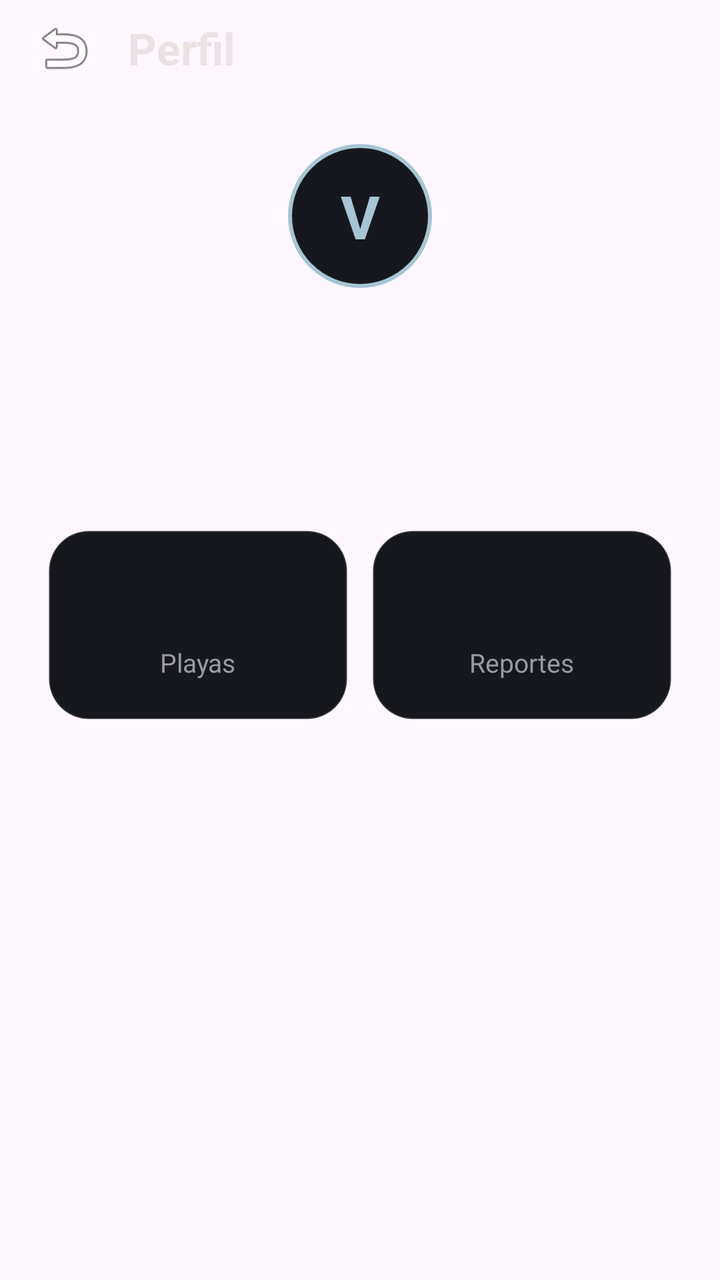
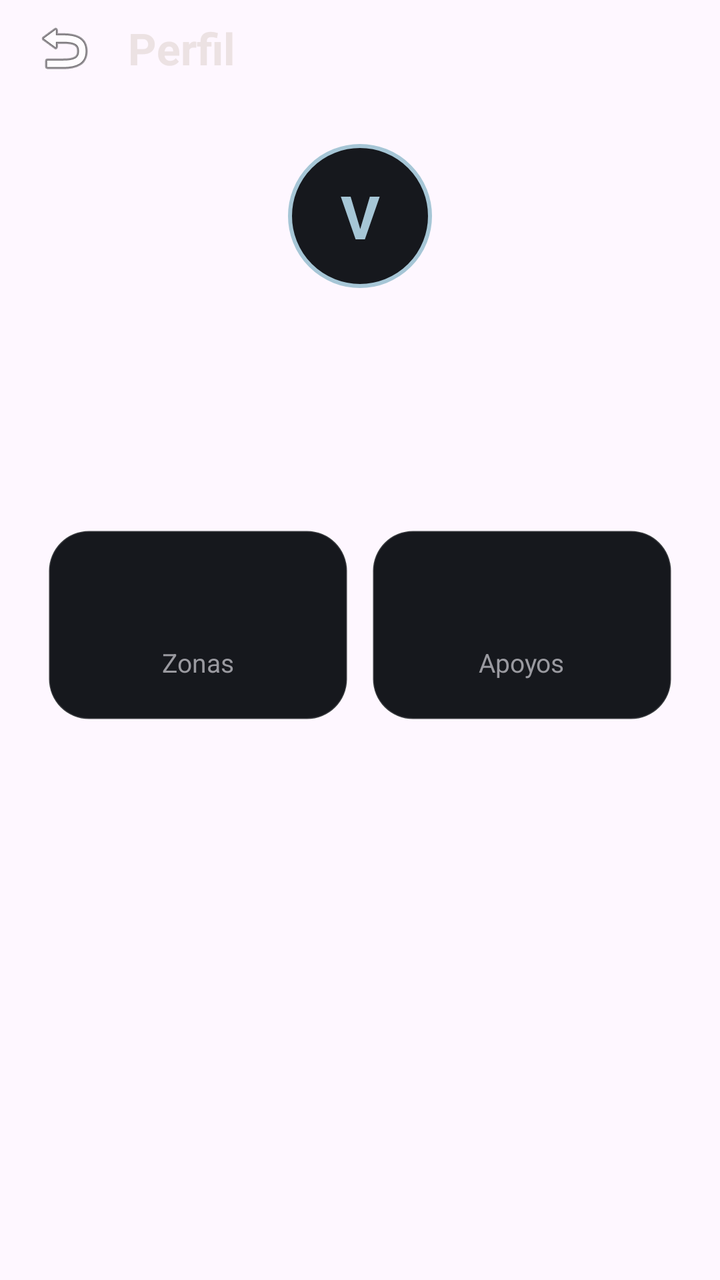

Screens rendered from an Android XML layout before and after an edit, with the pre-edit source and the edit as a unified diff.
<!-- AndroidManifest.xml: application theme Theme.Android1 -->
<!-- res/layout/activity_perfil.xml -->
<?xml version="1.0" encoding="utf-8"?>
<LinearLayout xmlns:android="http://schemas.android.com/apk/res/android"
    android:layout_width="match_parent"
    android:layout_height="match_parent"
    android:orientation="vertical">

    <LinearLayout
        android:layout_width="match_parent"
        android:layout_height="wrap_content"
        android:gravity="center_vertical"
        android:orientation="horizontal"
        android:paddingStart="8dp"
        android:paddingEnd="16dp">

        <ImageButton
            android:id="@+id/botonVolver"
            android:layout_width="48dp"
            android:layout_height="48dp"
            android:background="?attr/selectableItemBackgroundBorderless"
            android:contentDescription="@string/volver"
            android:src="@android:drawable/ic_menu_revert" />

        <TextView
            android:layout_width="wrap_content"
            android:layout_height="wrap_content"
            android:layout_marginStart="8dp"
            android:text="@string/titulo_perfil"
            android:textColor="@color/textoPrimario"
            android:textSize="22sp"
            android:textStyle="bold" />

    </LinearLayout>

    <ScrollView
        android:layout_width="match_parent"
        android:layout_height="0dp"
        android:layout_weight="1">

        <LinearLayout
            android:layout_width="match_parent"
            android:layout_height="wrap_content"
            android:orientation="vertical"
            android:padding="24dp">

            <TextView
                android:layout_width="72dp"
                android:layout_height="72dp"
                android:layout_gravity="center_horizontal"
                android:background="@drawable/avatar_circulo"
                android:gravity="center"
                android:text="@string/perfil_inicial"
                android:textColor="@color/acentoCielo"
                android:textSize="30sp"
                android:textStyle="bold" />

            <TextView
                android:id="@+id/perfilNombre"
                android:layout_width="match_parent"
                android:layout_height="wrap_content"
                android:layout_marginTop="16dp"
                android:gravity="center"
                android:textColor="@color/textoPrimario"
                android:textSize="20sp"
                android:textStyle="bold" />

            <TextView
                android:id="@+id/perfilEmail"
                android:layout_width="match_parent"
                android:layout_height="wrap_content"
                android:layout_marginTop="4dp"
                android:gravity="center"
                android:textColor="@color/textoSecundario"
                android:textSize="14sp" />

            <TextView
                android:id="@+id/perfilRegion"
                android:layout_width="match_parent"
                android:layout_height="wrap_content"
                android:layout_marginTop="4dp"
                android:gravity="center"
                android:textColor="@color/textoSecundario"
                android:textSize="14sp" />

            <LinearLayout
                android:layout_width="match_parent"
                android:layout_height="wrap_content"
                android:layout_marginTop="32dp"
                android:orientation="horizontal">

                <LinearLayout
                    android:layout_width="0dp"
                    android:layout_height="wrap_content"
                    android:layout_weight="1"
                    android:background="@drawable/tarjeta_dato"
                    android:gravity="center"
                    android:orientation="vertical"
                    android:padding="20dp">

                    <TextView
                        android:id="@+id/perfilPlayas"
                        android:layout_width="wrap_content"
                        android:layout_height="wrap_content"
                        android:textColor="@color/textoPrimario"
                        android:textSize="28sp"
                        android:textStyle="bold" />

                    <TextView
                        android:layout_width="wrap_content"
                        android:layout_height="wrap_content"
                        android:text="@string/perfil_playas"
                        android:textColor="@color/textoSecundario"
                        android:textSize="13sp" />

                </LinearLayout>

                <LinearLayout
                    android:layout_width="0dp"
                    android:layout_height="wrap_content"
                    android:layout_marginStart="12dp"
                    android:layout_weight="1"
                    android:background="@drawable/tarjeta_dato"
                    android:gravity="center"
                    android:orientation="vertical"
                    android:padding="20dp">

                    <TextView
                        android:id="@+id/perfilReportes"
                        android:layout_width="wrap_content"
                        android:layout_height="wrap_content"
                        android:textColor="@color/textoPrimario"
                        android:textSize="28sp"
                        android:textStyle="bold" />

                    <TextView
                        android:layout_width="wrap_content"
                        android:layout_height="wrap_content"
                        android:text="@string/perfil_reportes"
                        android:textColor="@color/textoSecundario"
                        android:textSize="13sp" />

                </LinearLayout>

            </LinearLayout>

        </LinearLayout>

    </ScrollView>

</LinearLayout>
<!-- resources referenced by this layout -->
<resources>
  <color name="acentoCielo">#FFA6C6D6</color>
  <color name="textoPrimario">#FFECE2E3</color>
  <color name="textoSecundario">#FF9A9AA0</color>
  <!-- drawable avatar_circulo (drawable) -->
  <?xml version="1.0" encoding="utf-8"?>
  <shape xmlns:android="http://schemas.android.com/apk/res/android"
      android:shape="oval">
      <solid android:color="@color/fondoTarjeta" />
      <stroke
          android:width="2dp"
          android:color="@color/acentoCielo" />
  </shape>
  <!-- drawable tarjeta_dato (drawable) -->
  <?xml version="1.0" encoding="utf-8"?>
  <shape xmlns:android="http://schemas.android.com/apk/res/android"
      android:shape="rectangle">
      <solid android:color="@color/fondoTarjeta" />
      <corners android:radius="20dp" />
      <stroke
          android:width="1dp"
          android:color="@color/separador" />
  </shape>
  <string name="perfil_inicial">V</string>
  <string name="perfil_playas">Playas</string>
  <string name="perfil_reportes">Reportes</string>
  <string name="titulo_perfil">Perfil</string>
  <string name="volver">Volver</string>
  <style name="Theme.Android1" parent="Base.Theme.Android1" />
  <color name="fondoTarjeta">#FF16181D</color>
  <color name="separador">#26FFFFFF</color>
  <style name="Base.Theme.Android1" parent="Theme.Material3.DayNight.NoActionBar">
          
          
      </style>
</resources>

<!-- the commit's change to res/layout/activity_perfil.xml (unified diff, before → after) -->
@@ -97,7 +97,7 @@
                     android:padding="20dp">
 
                     <TextView
-                        android:id="@+id/perfilPlayas"
+                        android:id="@+id/perfilZonas"
                         android:layout_width="wrap_content"
                         android:layout_height="wrap_content"
                         android:textColor="@color/textoPrimario"
@@ -107,7 +107,7 @@
                     <TextView
                         android:layout_width="wrap_content"
                         android:layout_height="wrap_content"
-                        android:text="@string/perfil_playas"
+                        android:text="@string/perfil_zonas"
                         android:textColor="@color/textoSecundario"
                         android:textSize="13sp" />
 
@@ -124,7 +124,7 @@
                     android:padding="20dp">
 
                     <TextView
-                        android:id="@+id/perfilReportes"
+                        android:id="@+id/perfilApoyos"
                         android:layout_width="wrap_content"
                         android:layout_height="wrap_content"
                         android:textColor="@color/textoPrimario"
@@ -134,7 +134,7 @@
                     <TextView
                         android:layout_width="wrap_content"
                         android:layout_height="wrap_content"
-                        android:text="@string/perfil_reportes"
+                        android:text="@string/perfil_apoyos"
                         android:textColor="@color/textoSecundario"
                         android:textSize="13sp" />
 
<!-- resource entries referenced after the edit -->
@@ -22,9 +22,9 @@
           android:width="1dp"
           android:color="@color/separador" />
   </shape>
+  <string name="perfil_apoyos">Apoyos</string>
   <string name="perfil_inicial">V</string>
-  <string name="perfil_playas">Playas</string>
-  <string name="perfil_reportes">Reportes</string>
+  <string name="perfil_zonas">Zonas</string>
   <string name="titulo_perfil">Perfil</string>
   <string name="volver">Volver</string>
   <style name="Theme.Android1" parent="Base.Theme.Android1" />
